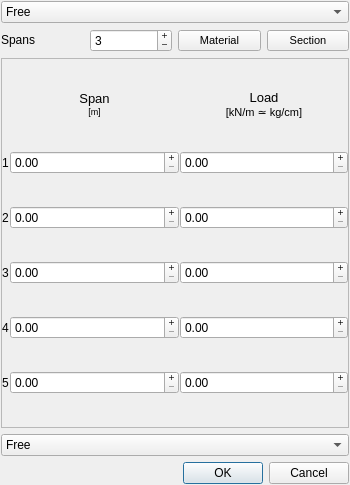
Old version of the form trussdialog.ui in the repository tybor/monodes.
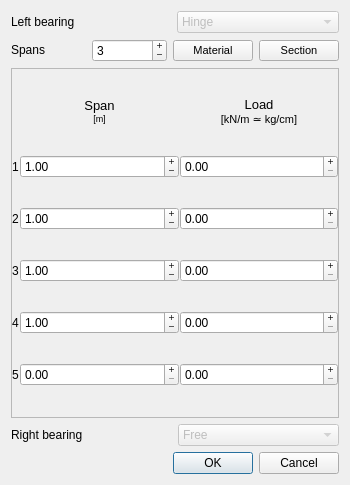
New version of the form.

Commit message: Dialogs talks each other; better defaults

Patch:
```diff
--- a/trussdialog.ui
+++ b/trussdialog.ui
@@ -17,14 +17,29 @@
    <string>Continous beam</string>
   </property>
   <layout class="QVBoxLayout" name="verticalLayout">
-   <property name="sizeConstraint">
-    <enum>QLayout::SetMaximumSize</enum>
-   </property>
-   <property name="margin">
-    <number>1</number>
-   </property>
+   <item>
+    <layout class="QHBoxLayout" name="left_bearing_horizontalLayout">
+     <property name="spacing">
+      <number>3</number>
+     </property>
+     <item>
+      <widget class="QLabel" name="leftBearingLabel">
+       <property name="text">
+        <string>Left bearing</string>
+       </property>
+       <property name="buddy">
+        <cstring>left_bearing</cstring>
+       </property>
+      </widget>
+     </item>
    <item>
     <widget class="QComboBox" name="left_bearing">
+       <property name="enabled">
+        <bool>false</bool>
+       </property>
+       <property name="currentIndex">
+        <number>1</number>
+       </property>
      <item>
       <property name="text">
        <string>Free</string>
@@ -41,6 +56,8 @@
       </property>
      </item>
     </widget>
+     </item>
+    </layout>
    </item>
    <item>
     <layout class="QHBoxLayout" name="horizontalLayout">
@@ -69,10 +86,10 @@
         <enum>QAbstractSpinBox::PlusMinus</enum>
        </property>
        <property name="minimum">
-        <number>1</number>
+        <number>2</number>
        </property>
        <property name="maximum">
-        <number>5</number>
+        <number>4</number>
        </property>
        <property name="value">
         <number>3</number>
@@ -121,8 +138,8 @@
        <rect>
         <x>0</x>
         <y>0</y>
-        <width>346</width>
-        <height>347</height>
+        <width>330</width>
+        <height>327</height>
        </rect>
       </property>
       <layout class="QGridLayout" name="gridLayout" columnstretch="0,1,1">
@@ -186,6 +203,15 @@
          <property name="buttonSymbols">
           <enum>QAbstractSpinBox::PlusMinus</enum>
          </property>
+         <property name="minimum">
+          <double>0.300000000000000</double>
+         </property>
+         <property name="maximum">
+          <double>1000.000000000000000</double>
+         </property>
+         <property name="value">
+          <double>1.000000000000000</double>
+         </property>
         </widget>
        </item>
        <item row="1" column="2">
@@ -210,6 +236,15 @@
          <property name="buttonSymbols">
           <enum>QAbstractSpinBox::PlusMinus</enum>
          </property>
+         <property name="minimum">
+          <double>0.300000000000000</double>
+         </property>
+         <property name="maximum">
+          <double>1000.000000000000000</double>
+         </property>
+         <property name="value">
+          <double>1.000000000000000</double>
+         </property>
         </widget>
        </item>
        <item row="2" column="2">
@@ -234,6 +269,15 @@
          <property name="buttonSymbols">
           <enum>QAbstractSpinBox::PlusMinus</enum>
          </property>
+         <property name="minimum">
+          <double>0.300000000000000</double>
+         </property>
+         <property name="maximum">
+          <double>1000.000000000000000</double>
+         </property>
+         <property name="value">
+          <double>1.000000000000000</double>
+         </property>
         </widget>
        </item>
        <item row="3" column="2">
@@ -258,6 +302,15 @@
          <property name="buttonSymbols">
           <enum>QAbstractSpinBox::PlusMinus</enum>
          </property>
+         <property name="minimum">
+          <double>0.300000000000000</double>
+         </property>
+         <property name="maximum">
+          <double>1000.000000000000000</double>
+         </property>
+         <property name="value">
+          <double>1.000000000000000</double>
+         </property>
         </widget>
        </item>
        <item row="4" column="2">
@@ -296,7 +349,25 @@
     </widget>
    </item>
    <item>
+    <layout class="QHBoxLayout" name="right_bearing_horizontalLayout">
+     <item>
+      <widget class="QLabel" name="rightBearingLabel">
+       <property name="text">
+        <string>Right bearing</string>
+       </property>
+       <property name="buddy">
+        <cstring>right_bearing</cstring>
+       </property>
+      </widget>
+     </item>
+     <item>
     <widget class="QComboBox" name="right_bearing">
+       <property name="enabled">
+        <bool>false</bool>
+       </property>
+       <property name="currentIndex">
+        <number>0</number>
+       </property>
      <item>
       <property name="text">
        <string>Free</string>
@@ -313,6 +384,8 @@
       </property>
      </item>
     </widget>
+     </item>
+    </layout>
    </item>
    <item>
     <widget class="QDialogButtonBox" name="buttonBox">
```
Left out of the diff: 16 changed lines with no effect on the pictures. Lines whose indentation alone changed are shown as unchanged. The commit also changes 6 other files.
